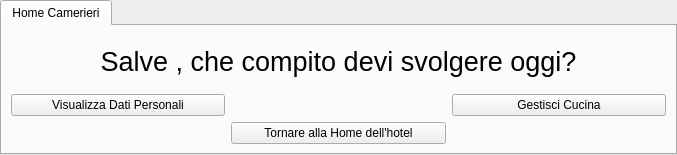
First picture: the form in ui/Cameriere/Home/HomeCamerieri.ui, repository mdoraz/Hotel, before the edit.
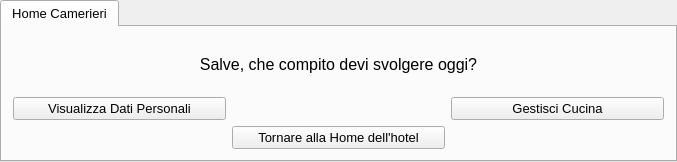
Second picture: the form after the edit.

```diff
--- a/ui/Cameriere/Home/HomeCamerieri.ui
+++ b/ui/Cameriere/Home/HomeCamerieri.ui
@@ -7,9 +7,21 @@
     <x>0</x>
     <y>0</y>
     <width>677</width>
-    <height>155</height>
+    <height>162</height>
    </rect>
   </property>
+  <property name="minimumSize">
+   <size>
+    <width>650</width>
+    <height>150</height>
+   </size>
+  </property>
+  <property name="font">
+   <font>
+    <family>Arial</family>
+    <pointsize>10</pointsize>
+   </font>
+  </property>
   <property name="windowTitle">
    <string>Struttura Alberghiera</string>
   </property>
@@ -18,15 +30,28 @@
     <string>Home Camerieri</string>
    </attribute>
    <layout class="QGridLayout" name="gridLayout">
+    <property name="leftMargin">
+     <number>11</number>
+    </property>
+    <property name="topMargin">
+     <number>11</number>
+    </property>
+    <property name="rightMargin">
+     <number>11</number>
+    </property>
+    <property name="bottomMargin">
+     <number>11</number>
+    </property>
     <item row="0" column="0" colspan="3">
      <widget class="QLabel" name="labelDomanda">
       <property name="font">
        <font>
-        <pointsize>20</pointsize>
+        <family>Arial</family>
+        <pointsize>12</pointsize>
        </font>
       </property>
       <property name="text">
-       <string>Salve , che compito devi svolgere oggi?</string>
+       <string>Salve, che compito devi svolgere oggi?</string>
       </property>
       <property name="alignment">
        <set>Qt::AlignCenter</set>
```
